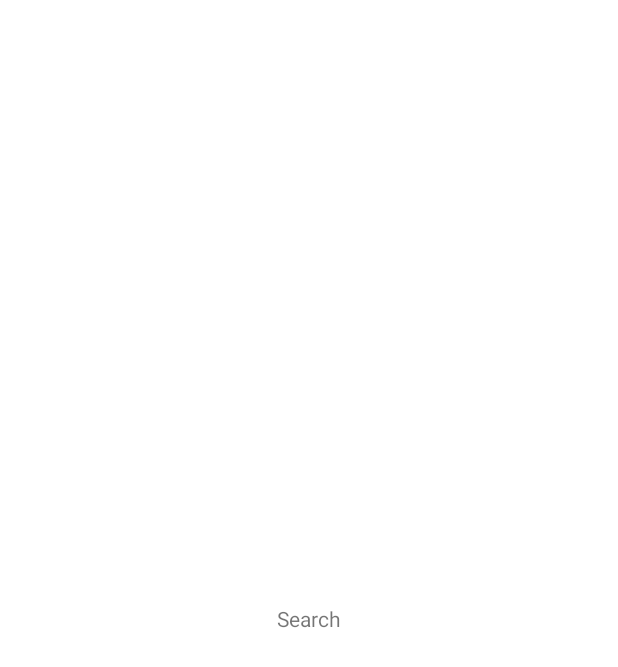
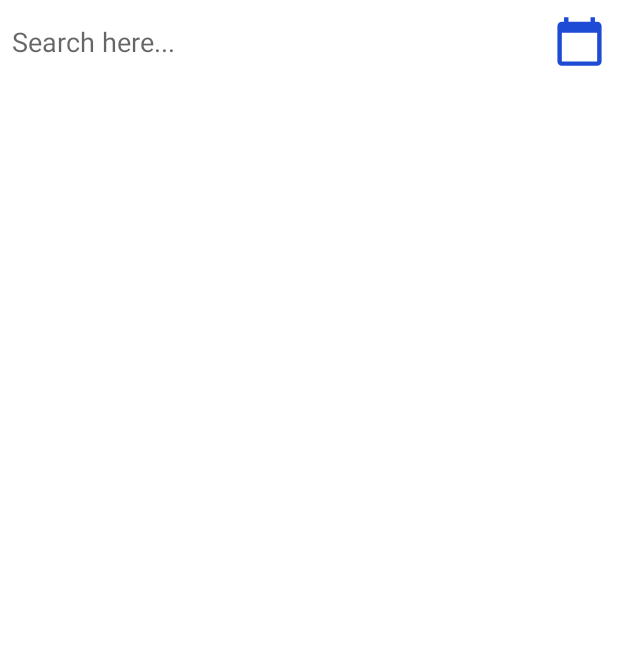
Before and after one commit to e444er/MultiModule, an Android app: the SearchActivity screen opened directly, with no data from a screen before it, on a phone screen of 412 x 824 dp. Before the commit the part shown is almost empty. Shown: the top 667 px of the screen. Run offline under Robolectric (Android 15) with nearby library versions, the phone set to English and light mode, and no system bars; our stand-ins replace Dagger/Hilt's generated code, data binding; pictures from the network do not load.

Commit message:
search presentation module

```diff
--- a/app/build.gradle
+++ b/app/build.gradle
@@ -49,6 +49,10 @@ dependencies {
     implementation project(":news:news_domain")
     implementation project(":news:news_data")
 
+
+    implementation project(":search:search_domain")
+    implementation project(":search:search_data")
+
     implementation Deps.core
     implementation Deps.appCompat
     implementation Deps.androidMaterial
@@ -56,7 +60,6 @@ dependencies {
     testImplementation TestImplementation.junit
     androidTestImplementation AndroidTestImplementation.junit
     androidTestImplementation AndroidTestImplementation.espresso
-
 
     implementation LottieAnimations.lottieAnimations
 
--- /dev/null
+++ b/news/news_presentation/src/main/res/drawable/ic_baseline_search_24.xml
@@ -0,0 +1,5 @@
+<vector android:height="24dp" android:tint="#000000"
+    android:viewportHeight="24" android:viewportWidth="24"
+    android:width="24dp" xmlns:android="http://schemas.android.com/apk/res/android">
+    <path android:fillColor="@android:color/white" android:pathData="M15.5,14h-0.79l-0.28,-0.27C15.41,12.59 16,11.11 16,9.5 16,5.91 13.09,3 9.5,3S3,5.91 3,9.5 5.91,16 9.5,16c1.61,0 3.09,-0.59 4.23,-1.57l0.27,0.28v0.79l5,4.99L20.49,19l-4.99,-5zM9.5,14C7.01,14 5,11.99 5,9.5S7.01,5 9.5,5 14,7.01 14,9.5 11.99,14 9.5,14z"/>
+</vector>
--- a/search/search_domain/src/main/java/com/e444er/search_domain/repository/SearchRepository.kt
+++ b/search/search_domain/src/main/java/com/e444er/search_domain/repository/SearchRepository.kt
@@ -4,6 +4,6 @@ import com.e444er.search_domain.model.Article
 
 interface SearchRepository {
 
-    suspend fun getSearchArticles(map:MutableMap<String,String>):List<Article>
+    suspend fun getSearchArticles(map: MutableMap<String, String>): List<Article>
 
 }
--- a/search/search_presentation/src/main/java/com/e444er/search_presentation/SearchActivity.kt
+++ b/search/search_presentation/src/main/java/com/e444er/search_presentation/SearchActivity.kt
@@ -2,24 +2,109 @@ package com.e444er.search_presentation
 
 import android.app.Activity
 import android.content.Intent
+import android.os.Bundle
+import android.view.View
+import android.widget.Toast
+import androidx.activity.viewModels
 import androidx.appcompat.app.AppCompatActivity
-import android.os.Bundle
+import androidx.core.widget.doAfterTextChanged
+import androidx.lifecycle.lifecycleScope
 import com.e444er.common_utils.Navigator
+import com.e444er.search_presentation.databinding.ActivitySearchBinding
+import com.google.android.material.datepicker.MaterialDatePicker
+import dagger.hilt.android.AndroidEntryPoint
+import kotlinx.coroutines.flow.collectLatest
+import java.text.SimpleDateFormat
 
+@AndroidEntryPoint
 class SearchActivity : AppCompatActivity() {
-
-    companion object{
-        fun launchActivity(activity: Activity){
+    companion object {
+        fun launchActivity(activity: Activity) {
             val intent = Intent(activity, SearchActivity::class.java)
             activity.startActivity(intent)
         }
     }
+
+    private var _binding: ActivitySearchBinding? = null
+    val binding: ActivitySearchBinding
+        get() = _binding!!
+
+    private val viewModel: SearchViewModel by viewModels()
+    private val newsAdapter = NewsAdapter()
+
     override fun onCreate(savedInstanceState: Bundle?) {
         super.onCreate(savedInstanceState)
-        setContentView(R.layout.activity_search)
+        _binding = ActivitySearchBinding.inflate(layoutInflater)
+        setContentView(binding.root)
+
+        initView()
+        setObserver()
+
     }
+
+    private fun setObserver() {
+        lifecycleScope.launchWhenStarted {
+            viewModel.searchArticles.collectLatest {
+                if (it.isLoading) {
+                    binding.progressBar.visibility = View.VISIBLE
+
+                }
+                if (it.error.isNotBlank()) {
+                    binding.progressBar.visibility = View.GONE
+                    Toast.makeText(this@SearchActivity, it.error, Toast.LENGTH_LONG).show()
+                }
+                it.data?.let {
+                    binding.progressBar.visibility = View.GONE
+                    newsAdapter.setData(it)
+                }
+            }
+        }
+
+    }
+
+    private fun initView() {
+        binding.rvSearch.adapter = newsAdapter
+
+        binding.searchTitle.doAfterTextChanged {
+            val map = mutableMapOf<String, String>()
+            map[Constant.apiKey] = Constant.KEY
+            map[Constant.QUERY] = it.toString()
+            viewModel.getSearchArticles(map)
+        }
+
+        binding.ivRange.setOnClickListener {
+            val datePicker = MaterialDatePicker.Builder.dateRangePicker().build()
+            datePicker.show(this.supportFragmentManager, "range picker")
+
+            datePicker.addOnPositiveButtonClickListener {
+                val start = changeDateFormat(it.first)
+                val end = changeDateFormat(it.second)
+
+                val map = mutableMapOf<String, String>()
+                map[Constant.apiKey] = Constant.KEY
+                map[Constant.QUERY] = binding.searchTitle.text.toString()
+                map[Constant.START_DATE] = start
+                map[Constant.END_DATE] = end
+
+                viewModel.getSearchArticles(map)
+            }
+        }
+
+    }
+
+    fun changeDateFormat(long: Long?): String {
+        return try {
+            val simpleDateFormat = SimpleDateFormat("yyyy-MM-dd")
+            simpleDateFormat.format(long)
+        } catch (e: Exception) {
+            ""
+        }
+    }
+
 }
+
 object GoToSearchActivity : Navigator {
     override fun navigate(activity: Activity) {
         SearchActivity.launchActivity(activity)
-    }}
+    }
+}
--- /dev/null
+++ b/search/search_presentation/src/main/java/com/e444er/search_presentation/SearchState.kt
@@ -0,0 +1,9 @@
+package com.e444er.search_presentation
+
+import com.e444er.search_domain.model.Article
+
+data class SearchState(
+    val isLoading:Boolean=false,
+    val error:String="",
+    val data:List<Article>?=null
+)
--- /dev/null
+++ b/search/search_presentation/src/main/java/com/e444er/search_presentation/SearchViewModel.kt
@@ -0,0 +1,38 @@
+package com.e444er.search_presentation
+
+import androidx.lifecycle.ViewModel
+import androidx.lifecycle.viewModelScope
+import com.e444er.common_utils.Resource
+import com.e444er.search_domain.use_case.GetSearchArticleUseCase
+import dagger.hilt.android.lifecycle.HiltViewModel
+import kotlinx.coroutines.flow.MutableStateFlow
+import kotlinx.coroutines.flow.StateFlow
+import kotlinx.coroutines.flow.launchIn
+import kotlinx.coroutines.flow.onEach
+import javax.inject.Inject
+
+@HiltViewModel
+class SearchViewModel @Inject constructor(private val getSearchArticleUseCase: GetSearchArticleUseCase) :
+    ViewModel() {
+
+    private val _searchArticles = MutableStateFlow(SearchState())
+    val searchArticles: StateFlow<SearchState> = _searchArticles
+
+
+    fun getSearchArticles(map: MutableMap<String, String>) {
+        getSearchArticleUseCase(map).onEach {
+
+            when (it) {
+                is Resource.Loading -> {
+                    _searchArticles.value = SearchState(isLoading = true)
+                }
+                is Resource.Error -> {
+                    _searchArticles.value = SearchState(error = it.message)
+                }
+                is Resource.Success -> {
+                    _searchArticles.value = SearchState(data = it.data)
+                }
+            }
+        }.launchIn(viewModelScope)
+    }
+}
--- /dev/null
+++ b/search/search_presentation/src/main/res/drawable/ic_baseline_search_24.xml
@@ -0,0 +1,5 @@
+<vector android:height="24dp" android:tint="#000000"
+    android:viewportHeight="24" android:viewportWidth="24"
+    android:width="24dp" xmlns:android="http://schemas.android.com/apk/res/android">
+    <path android:fillColor="@android:color/white" android:pathData="M15.5,14h-0.79l-0.28,-0.27C15.41,12.59 16,11.11 16,9.5 16,5.91 13.09,3 9.5,3S3,5.91 3,9.5 5.91,16 9.5,16c1.61,0 3.09,-0.59 4.23,-1.57l0.27,0.28v0.79l5,4.99L20.49,19l-4.99,-5zM9.5,14C7.01,14 5,11.99 5,9.5S7.01,5 9.5,5 14,7.01 14,9.5 11.99,14 9.5,14z"/>
+</vector>
--- /dev/null
+++ b/search/search_presentation/src/main/res/drawable/ic_calendar.xml
@@ -0,0 +1,5 @@
+<vector android:height="24dp" android:tint="#1E4BD5"
+    android:viewportHeight="24" android:viewportWidth="24"
+    android:width="24dp" xmlns:android="http://schemas.android.com/apk/res/android">
+    <path android:fillColor="@android:color/white" android:pathData="M20,3h-1L19,1h-2v2L7,3L7,1L5,1v2L4,3c-1.1,0 -2,0.9 -2,2v16c0,1.1 0.9,2 2,2h16c1.1,0 2,-0.9 2,-2L22,5c0,-1.1 -0.9,-2 -2,-2zM20,21L4,21L4,8h16v13z"/>
+</vector>
--- a/search/search_presentation/src/main/res/layout/activity_search.xml
+++ b/search/search_presentation/src/main/res/layout/activity_search.xml
@@ -1,20 +1,71 @@
 <?xml version="1.0" encoding="utf-8"?>
-<androidx.constraintlayout.widget.ConstraintLayout xmlns:android="http://schemas.android.com/apk/res/android"
+<layout xmlns:android="http://schemas.android.com/apk/res/android"
     xmlns:app="http://schemas.android.com/apk/res-auto"
-    xmlns:tools="http://schemas.android.com/tools"
+    xmlns:tools="http://schemas.android.com/tools">
+
+    <data>
+
+    </data>
+
+    <androidx.constraintlayout.widget.ConstraintLayout
         android:layout_width="match_parent"
         android:layout_height="match_parent"
         tools:context=".SearchActivity">
 
-    <TextView
-        android:id="@+id/search"
+
+        <androidx.constraintlayout.widget.ConstraintLayout
+            android:id="@+id/constraintLayout"
+            android:layout_width="match_parent"
+            android:layout_height="55dp"
+            app:layout_constraintEnd_toEndOf="parent"
+            app:layout_constraintTop_toTopOf="parent">
+
+
+            <EditText
+                android:id="@+id/searchTitle"
+                android:layout_width="0dp"
+                android:layout_height="match_parent"
+                android:layout_marginEnd="8dp"
+                android:background="@null"
+                android:hint="Search here..."
+                android:paddingHorizontal="8dp"
+                app:layout_constraintEnd_toStartOf="@+id/ivRange"
+                app:layout_constraintStart_toStartOf="parent" />
+
+            <ImageView
+                android:id="@+id/ivRange"
+                android:layout_width="35dp"
+                android:layout_height="35dp"
+                android:layout_marginEnd="8dp"
+                android:src="@drawable/ic_calendar"
+                app:layout_constraintBottom_toBottomOf="parent"
+                app:layout_constraintEnd_toEndOf="parent"
+                app:layout_constraintTop_toTopOf="parent" />
+
+
+        </androidx.constraintlayout.widget.ConstraintLayout>
+
+        <androidx.recyclerview.widget.RecyclerView
+            android:id="@+id/rvSearch"
+            android:layout_width="match_parent"
+            android:layout_height="0dp"
+            app:layoutManager="androidx.recyclerview.widget.LinearLayoutManager"
+            app:layout_constraintBottom_toBottomOf="parent"
+            app:layout_constraintTop_toBottomOf="@+id/constraintLayout"
+            tools:listitem="@layout/view_holder_search_articles" />
+
+
+        <ProgressBar
+            android:id="@+id/progressBar"
             android:layout_width="wrap_content"
             android:layout_height="wrap_content"
-        android:text="Search"
+            android:visibility="gone"
             app:layout_constraintBottom_toBottomOf="parent"
             app:layout_constraintEnd_toEndOf="parent"
-        app:layout_constraintHorizontal_bias="0.5"
             app:layout_constraintStart_toStartOf="parent"
-        app:layout_constraintTop_toTopOf="parent"
-        app:layout_constraintVertical_bias="0.5" />
+            app:layout_constraintTop_toBottomOf="@+id/constraintLayout"
+            tools:visibility="visible" />
+
+
     </androidx.constraintlayout.widget.ConstraintLayout>
+</layout>
```
Also changed, not shown: news/news_presentation/src/main/java/com/e444er/news_presentation/NewsActivity.kt (+8 -2 lines), news/news_presentation/src/main/res/layout/activity_news.xml (+15 -3 lines), search/search_presentation/build.gradle (+20 -4 lines), search/search_presentation/src/main/java/com/e444er/search_presentation/Constant.kt (added, +12 -0 lines), search/search_presentation/src/main/java/com/e444er/search_presentation/NewsAdapter.kt (added, +56 -0 lines), search/search_presentation/src/main/res/layout/view_holder_search_articles.xml (added, +49 -0 lines). Lines whose indentation alone changed are shown as unchanged.
